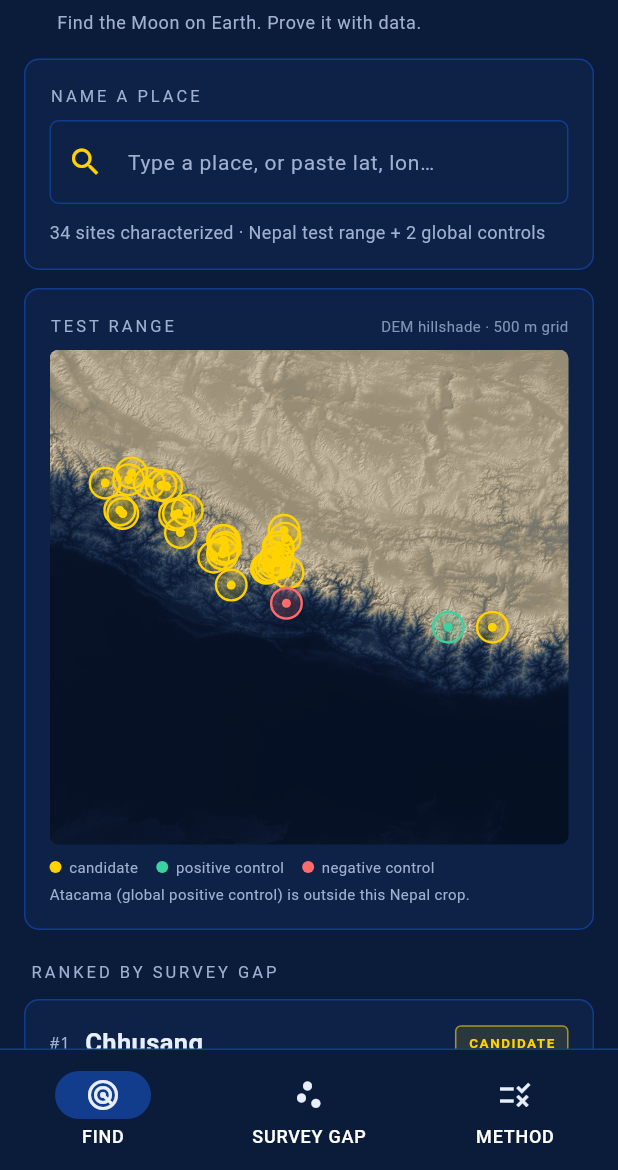
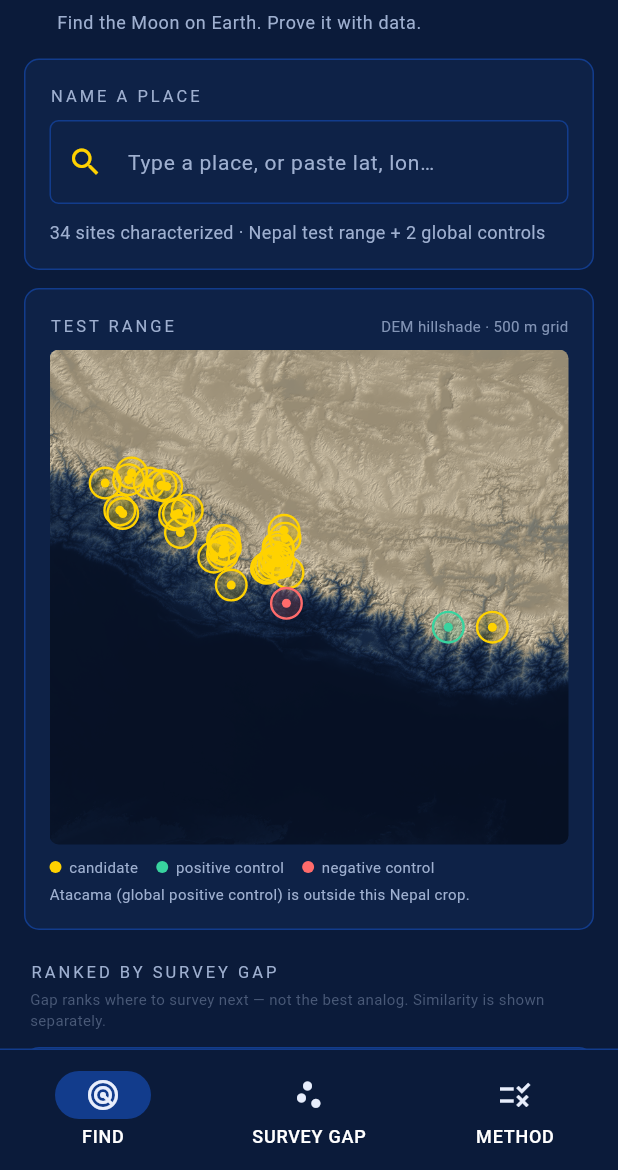
Before and after one commit to sushant-me/roamer, a Flutter app: the screen it shows after launch, on a phone screen of 412 x 824 dp, the part 66-1236 px from its top. Run offline on Flutter 3.47's test engine with Material 3 defaults, Android fonts, the phone set to English and light mode, and no system bars.

Commit message:
honesty: dynamic record count, regional-scope caveat, operability-as-judgment, gap-vs-similarity note

```diff
--- a/lib/main.dart
+++ b/lib/main.dart
@@ -116,7 +116,7 @@ class _HomeShellState extends State<HomeShell> {
     );
   }
 
-  void _open(Site s) => Navigator.push(context, MaterialPageRoute(builder: (_) => SiteScreen(site: s)));
+  void _open(Site s) => Navigator.push(context, MaterialPageRoute(builder: (_) => SiteScreen(site: s, totalRecords: sites.length)));
 }
 
 // ---------------- shared bits ----------------
@@ -279,8 +279,13 @@ class _FindViewState extends State<FindView> {
     ])));
 
     children.add(const Padding(
-      padding: EdgeInsets.fromLTRB(20, 14, 20, 4),
+      padding: EdgeInsets.fromLTRB(20, 14, 20, 0),
       child: Text('RANKED BY SURVEY GAP', style: TextStyle(color: kMuted, fontSize: 11, letterSpacing: 2)),
+    ));
+    children.add(const Padding(
+      padding: EdgeInsets.fromLTRB(20, 4, 20, 4),
+      child: Text('Gap ranks where to survey next — not the best analog. Similarity is shown separately.',
+          style: TextStyle(color: kGrey, fontSize: 10, height: 1.4)),
     ));
     for (final s in filtered) {
       children.add(SiteCard(site: s, rank: widget.sites.indexOf(s) + 1, onTap: () => widget.onOpen(s)));
@@ -365,7 +370,8 @@ Widget _bar(double v, Color c) => ClipRRect(
 // ---------------- RECORD (case file) ----------------
 class SiteScreen extends StatelessWidget {
   final Site site;
-  const SiteScreen({super.key, required this.site});
+  final int totalRecords;
+  const SiteScreen({super.key, required this.site, required this.totalRecords});
   static const reqWhy = {
     'trafficable_slopes': '10° is a practical limit for unassisted EVA and wheeled rovers on loose ground.',
     'terrain_relief': '20–1,500 m: enough vertical structure to test traverse and survey, not a cliff.',
@@ -451,9 +457,9 @@ class SiteScreen extends StatelessWidget {
         const _SectionLabel('COVERAGE — WHAT IS COMPUTED'),
         Panel(child: Wrap(spacing: 8, runSpacing: 8, children: _coverage())),
         const _SectionLabel('UNCERTAINTY — WHERE THE NUMBER COULD MOVE'),
-        Panel(child: const Text(
-          'Ranking: stable under ±20% dimension weights (10/10 variants). Terrain: SRTM-derived 500 m grid, vertical error ~±10 m. Thermal: ERA5 air temperature, not MODIS skin temperature. Attention: an OpenAlex keyword count. 12 records is a shortlist, not a global survey — read the gap as a screening signal, not a probability.',
-          style: TextStyle(color: kMuted, fontSize: 12, height: 1.5),
+        Panel(child: Text(
+          'Ranking: stable under ±20% dimension weights (10/10 variants). Terrain: SRTM-derived 500 m grid, vertical error ~±10 m. Thermal: ERA5 air temperature, not MODIS skin temperature. Attention: an OpenAlex keyword count. $totalRecords records is a regional shortlist, not a global survey — read the gap as a screening signal, not a probability.',
+          style: const TextStyle(color: kMuted, fontSize: 12, height: 1.5),
         )),
         const _SectionLabel('PROVENANCE (EVERY NUMBER TRACEABLE)'),
         Panel(child: Column(crossAxisAlignment: CrossAxisAlignment.start, children: [
@@ -778,6 +784,8 @@ class MethodView extends StatelessWidget {
       Text('· Terrain is SRTM-derived via Terrarium tiles at 500 m — not Copernicus 30 m.', style: TextStyle(color: kMuted, fontSize: 12, height: 1.5)),
       Text('· Thermal is ERA5 air temperature (context); MODIS/Diviner skin temperature needs Earthdata login.', style: TextStyle(color: kMuted, fontSize: 12, height: 1.5)),
       Text('· Literature attention is an OpenAlex keyword count — a proxy, not a review.', style: TextStyle(color: kMuted, fontSize: 12, height: 1.5)),
+      Text('· Scope: 34 records concentrated in Nepal, with one global control (Atacama) — a regional shortlist, not a global survey.', style: TextStyle(color: kMuted, fontSize: 12, height: 1.5)),
+      Text('· Operability is an analyst-assigned 0–1 from road/permit/flight access — a documented judgment, not a measurement.', style: TextStyle(color: kMuted, fontSize: 12, height: 1.5)),
       Text('· Target bands are documented Mars ranges, not a single mission measurement.', style: TextStyle(color: kMuted, fontSize: 12, height: 1.5)),
     ])),
     const _SectionLabel('SENSITIVITY — IS THE RANKING FRAGILE?'),
```
Also changed, not shown: 2 other files.
